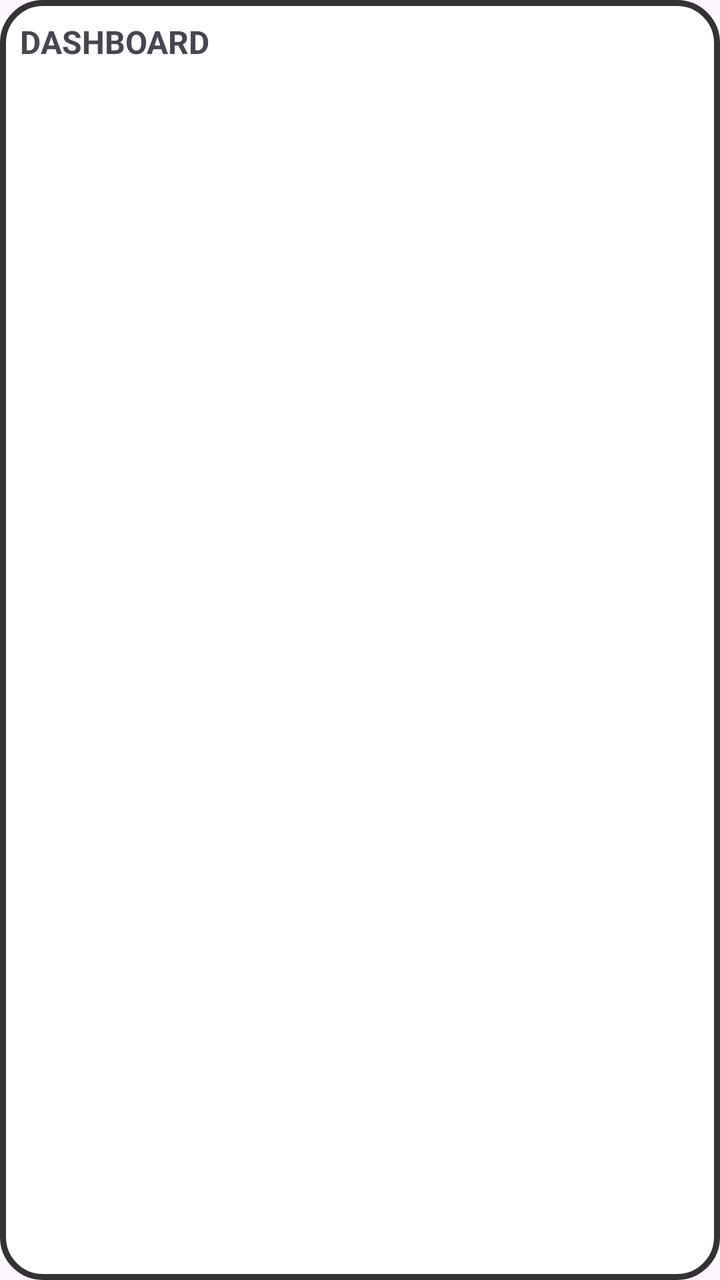
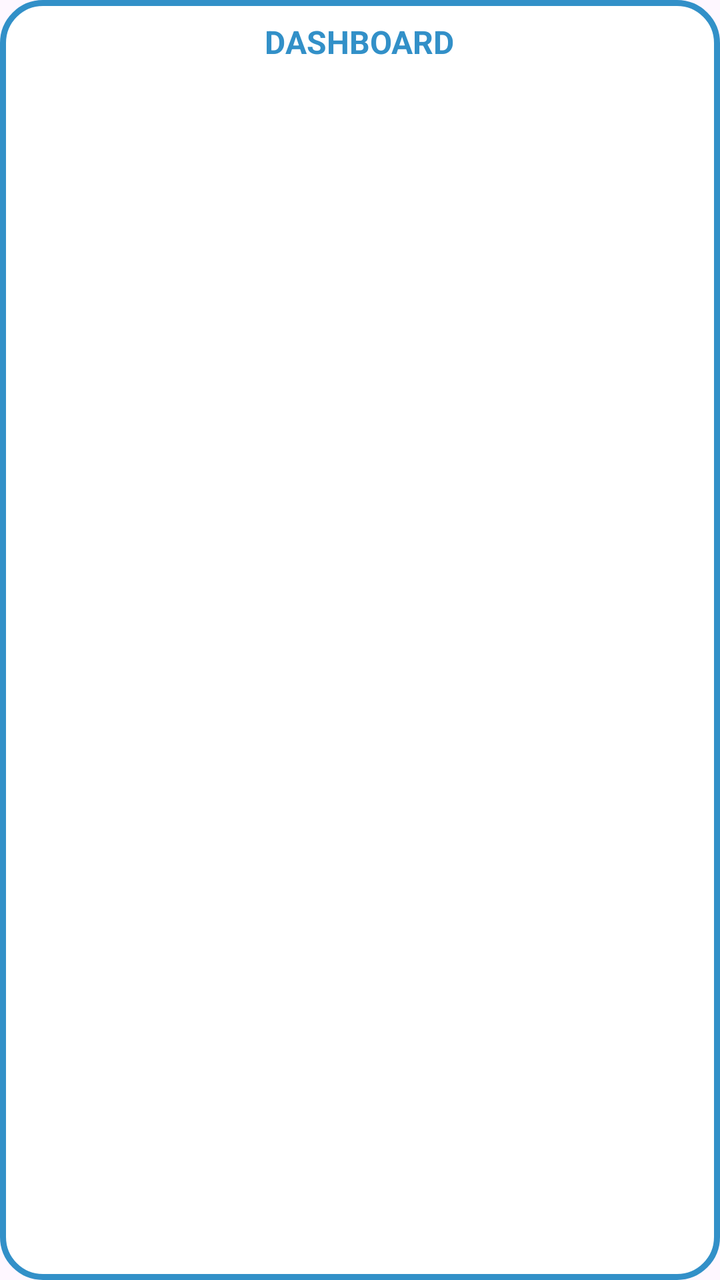

Compare the two renders of this Android layout. The source of the first and the diff that turns it into the second are given below.
<!-- AndroidManifest.xml: application theme Theme.BetweenUs -->
<!-- res/layout/widget_dashboard.xml -->
<?xml version="1.0" encoding="utf-8"?>
<LinearLayout xmlns:android="http://schemas.android.com/apk/res/android"
    android:layout_width="match_parent"
    android:layout_height="match_parent"
    android:orientation="vertical"
    android:padding="10dp"
    android:background="@drawable/dashboard_bg">

    <TextView
        android:layout_width="wrap_content"
        android:layout_height="wrap_content"
        android:text="DASHBOARD"
        android:textStyle="bold"
        android:textSize="16sp"
        android:layout_marginBottom="6dp"/>

    <ImageView
        android:id="@+id/dashboardImage"
        android:layout_width="match_parent"
        android:layout_height="match_parent"
        android:scaleType="centerCrop"/>






</LinearLayout>
<!-- resources referenced by this layout -->
<resources>
  <!-- drawable dashboard_bg (drawable) -->
  <?xml version="1.0" encoding="utf-8"?>
  <shape xmlns:android="http://schemas.android.com/apk/res/android">
      <solid android:color="#FFFFFF"/>
      <stroke
          android:width="3dp"
          android:color="#333333"/>
      <corners android:radius="20dp"/>
  </shape>
  <style name="Theme.BetweenUs" parent="Theme.MaterialComponents.DayNight.NoActionBar">
          
          <item name="colorPrimary">@color/purple_500</item>
          <item name="colorPrimaryVariant">@color/purple_700</item>
          <item name="colorOnPrimary">@color/white</item>
          
          <item name="colorSecondary">@color/teal_200</item>
          <item name="colorSecondaryVariant">@color/teal_700</item>
          <item name="colorOnSecondary">@color/black</item>
          
          <item name="android:statusBarColor">?attr/colorPrimaryVariant</item>
          
      </style>
  <color name="purple_500">#FF6200EE</color>
  <color name="purple_700">#FF3700B3</color>
  <color name="white">#FFFFFFFF</color>
  <color name="teal_200">#FF03DAC5</color>
  <color name="teal_700">#FF018786</color>
  <color name="black">#FF000000</color>
</resources>

<!-- the commit's change to res/layout/widget_dashboard.xml (unified diff, before → after) -->
@@ -11,6 +11,8 @@
         android:layout_height="wrap_content"
         android:text="DASHBOARD"
         android:textStyle="bold"
+        android:textColor="#3290c8"
+        android:layout_gravity="center"
         android:textSize="16sp"
         android:layout_marginBottom="6dp"/>
 
<!-- resource entries referenced after the edit -->
@@ -3,11 +3,13 @@
   <!-- drawable dashboard_bg (drawable) -->
   <?xml version="1.0" encoding="utf-8"?>
   <shape xmlns:android="http://schemas.android.com/apk/res/android">
-      <solid android:color="#FFFFFF"/>
+      <solid
+          android:color="#FFFFFF"
+          />
       <stroke
           android:width="3dp"
-          android:color="#333333"/>
-      <corners android:radius="20dp"/>
+          android:color="#3290c8" />
+      <corners android:radius="20dp" />
   </shape>
   <style name="Theme.BetweenUs" parent="Theme.MaterialComponents.DayNight.NoActionBar">
           
